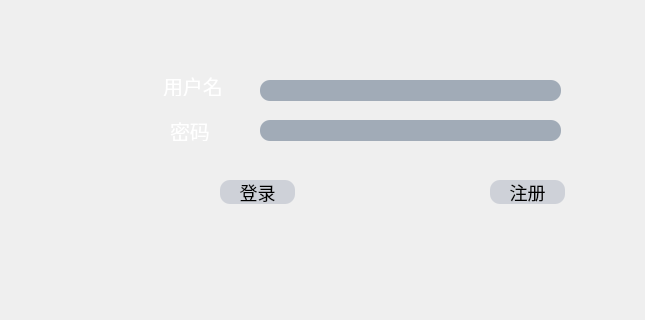
First picture: the form in Bejeweled_Client/mainwindow.ui, repository XXXXXTTTTT/Bejeweled-teamwork, before the edit; both pictures show x 0 to 645 and y 0 to 320 of the 800 by 600 pixel window.
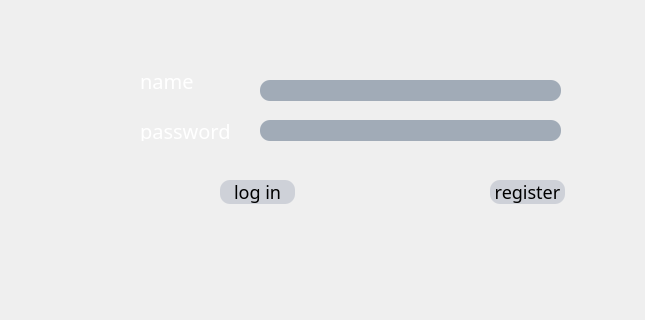
Second picture: the form after the edit. Icons and pictures are not drawn.

```diff
--- a/Bejeweled_Client/mainwindow.ui
+++ b/Bejeweled_Client/mainwindow.ui
@@ -42,12 +42,18 @@
    <widget class="QLabel" name="label">
     <property name="geometry">
      <rect>
-      <x>163</x>
-      <y>75</y>
+      <x>140</x>
+      <y>70</y>
       <width>61</width>
       <height>21</height>
      </rect>
     </property>
+    <property name="font">
+     <font>
+      <family>Impact</family>
+      <pointsize>-1</pointsize>
+     </font>
+    </property>
     <property name="styleSheet">
      <string notr="true">QLabel {
     color: white;
@@ -55,18 +61,24 @@
 }</string>
     </property>
     <property name="text">
-     <string>用户名</string>
+     <string>name</string>
     </property>
    </widget>
    <widget class="QLabel" name="label_2">
     <property name="geometry">
      <rect>
-      <x>170</x>
+      <x>140</x>
       <y>120</y>
-      <width>61</width>
+      <width>101</width>
       <height>21</height>
      </rect>
     </property>
+    <property name="font">
+     <font>
+      <family>Impact</family>
+      <pointsize>-1</pointsize>
+     </font>
+    </property>
     <property name="styleSheet">
      <string notr="true">QLabel {
     color: white;
@@ -74,7 +86,7 @@
 }</string>
     </property>
     <property name="text">
-     <string>密码</string>
+     <string>password</string>
     </property>
    </widget>
    <widget class="QLineEdit" name="password">
@@ -110,6 +122,12 @@
       <height>24</height>
      </rect>
     </property>
+    <property name="font">
+     <font>
+      <family>Impact</family>
+      <pointsize>-1</pointsize>
+     </font>
+    </property>
     <property name="styleSheet">
      <string notr="true">QPushButton {
     background: #ced1d8;
@@ -127,7 +145,7 @@
 }</string>
     </property>
     <property name="text">
-     <string>登录</string>
+     <string>log in</string>
     </property>
    </widget>
    <widget class="QPushButton" name="registerButton">
@@ -139,6 +157,12 @@
       <height>24</height>
      </rect>
     </property>
+    <property name="font">
+     <font>
+      <family>Impact</family>
+      <pointsize>-1</pointsize>
+     </font>
+    </property>
     <property name="styleSheet">
      <string notr="true">QPushButton {
     background: #ced1d8;
@@ -156,7 +180,7 @@
 }</string>
     </property>
     <property name="text">
-     <string>注册</string>
+     <string>register</string>
     </property>
    </widget>
   </widget>
```
Left out of the diff: 2 changed lines with no effect on the pictures.
